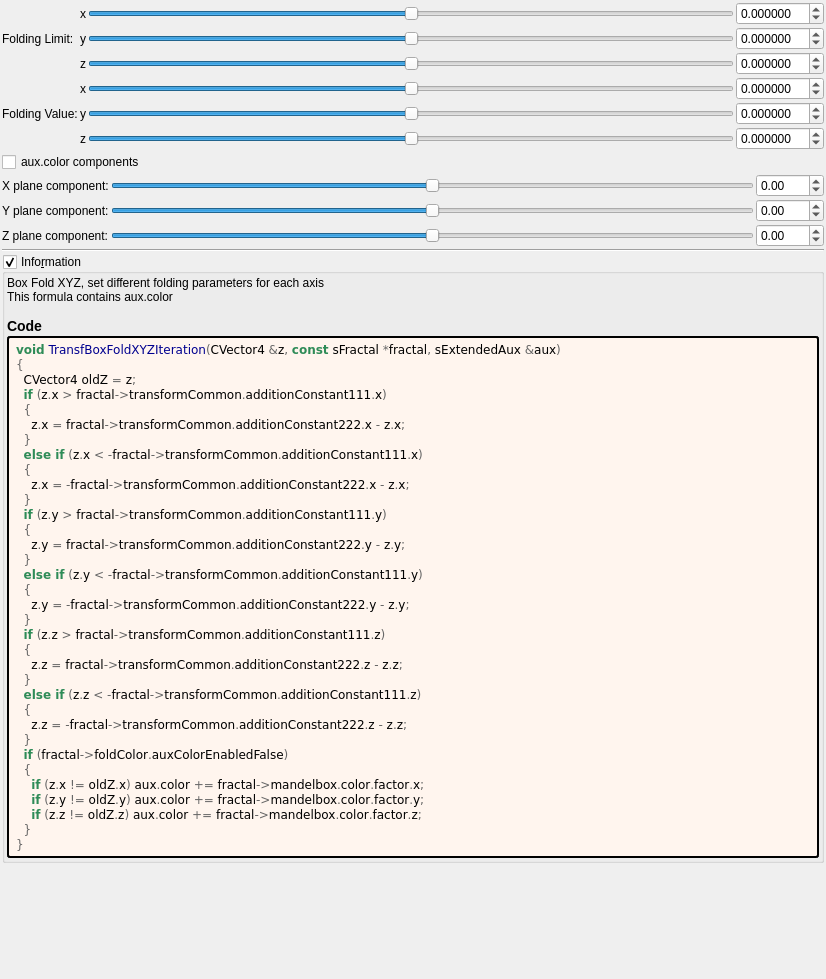
buddhi1980/mandelbulber2, file mandelbulber2/formula/ui/fractal_transf_box_fold_xyz.ui: the form before one commit.
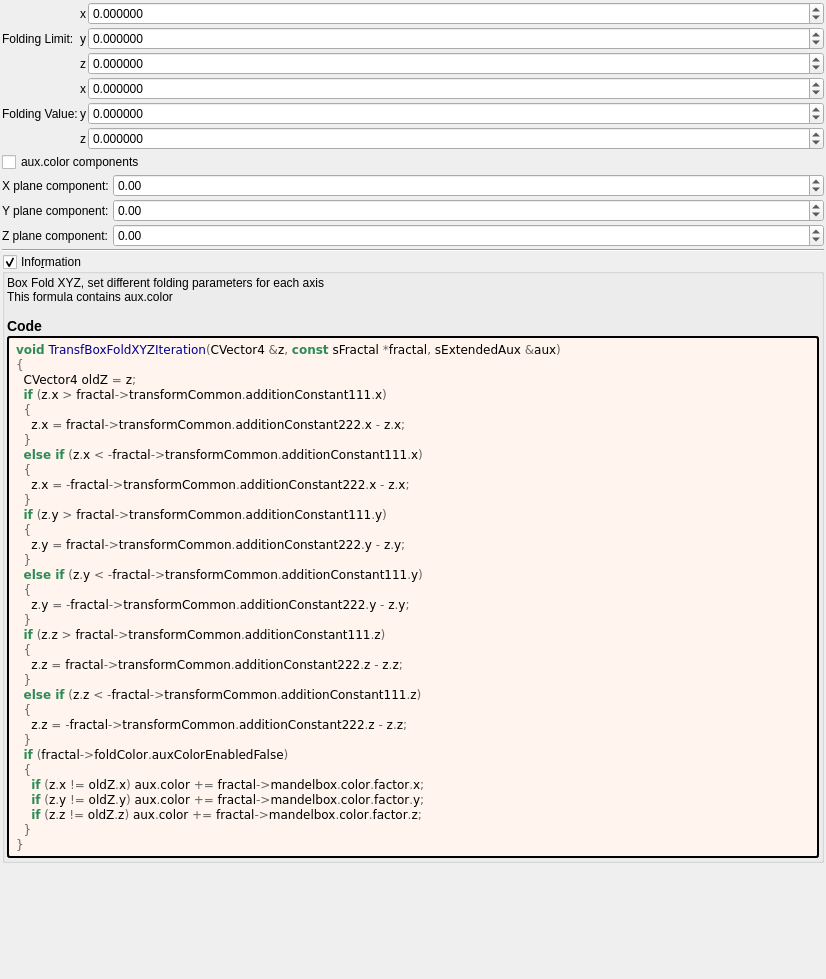
The form after the commit. Custom widgets are drawn as their Qt base class.

Commit message: Cleaned up 18 UIs for fractal transforms

```diff
--- a/mandelbulber2/formula/ui/fractal_transf_box_fold_xyz.ui
+++ b/mandelbulber2/formula/ui/fractal_transf_box_fold_xyz.ui
@@ -30,263 +30,14 @@
     <number>2</number>
    </property>
    <item>
-    <layout class="QGridLayout" name="gridLayout_61">
+    <layout class="QGridLayout" name="gridLayout_61" columnstretch="0,0,0,1">
      <property name="spacing">
       <number>2</number>
      </property>
-     <item row="0" column="4">
-      <widget class="MyDoubleSpinBox" name="spinbox3_transf_addition_constant_111_x">
-       <property name="sizePolicy">
-        <sizepolicy hsizetype="Minimum" vsizetype="Maximum">
-         <horstretch>0</horstretch>
-         <verstretch>0</verstretch>
-        </sizepolicy>
-       </property>
-       <property name="prefix">
-        <string/>
-       </property>
-       <property name="suffix">
-        <string/>
-       </property>
-       <property name="decimals">
-        <number>6</number>
-       </property>
-       <property name="minimum">
-        <double>-99.989999999999995</double>
-       </property>
-       <property name="maximum">
-        <double>99.989999999999995</double>
-       </property>
-       <property name="singleStep">
-        <double>0.100000000000000</double>
-       </property>
-      </widget>
-     </item>
-     <item row="4" column="3">
-      <widget class="QSlider" name="slider3_transf_addition_constant_222_y">
-       <property name="sizePolicy">
-        <sizepolicy hsizetype="Expanding" vsizetype="Maximum">
-         <horstretch>0</horstretch>
-         <verstretch>0</verstretch>
-        </sizepolicy>
-       </property>
-       <property name="minimum">
-        <number>-5000000</number>
-       </property>
-       <property name="maximum">
-        <number>5000000</number>
-       </property>
-       <property name="singleStep">
-        <number>1</number>
-       </property>
-       <property name="orientation">
-        <enum>Qt::Horizontal</enum>
-       </property>
-      </widget>
-     </item>
-     <item row="3" column="4">
-      <widget class="MyDoubleSpinBox" name="spinbox3_transf_addition_constant_222_x">
-       <property name="sizePolicy">
-        <sizepolicy hsizetype="Minimum" vsizetype="Maximum">
-         <horstretch>0</horstretch>
-         <verstretch>0</verstretch>
-        </sizepolicy>
-       </property>
-       <property name="prefix">
-        <string/>
-       </property>
-       <property name="suffix">
-        <string/>
-       </property>
-       <property name="decimals">
-        <number>6</number>
-       </property>
-       <property name="minimum">
-        <double>-99.989999999999995</double>
-       </property>
-       <property name="maximum">
-        <double>99.989999999999995</double>
-       </property>
-       <property name="singleStep">
-        <double>0.100000000000000</double>
-       </property>
-      </widget>
-     </item>
-     <item row="4" column="4">
-      <widget class="MyDoubleSpinBox" name="spinbox3_transf_addition_constant_222_y">
-       <property name="sizePolicy">
-        <sizepolicy hsizetype="Minimum" vsizetype="Maximum">
-         <horstretch>0</horstretch>
-         <verstretch>0</verstretch>
-        </sizepolicy>
-       </property>
-       <property name="prefix">
-        <string/>
-       </property>
-       <property name="suffix">
-        <string/>
-       </property>
-       <property name="decimals">
-        <number>6</number>
-       </property>
-       <property name="minimum">
-        <double>-99.989999999999995</double>
-       </property>
-       <property name="maximum">
-        <double>99.989999999999995</double>
-       </property>
-       <property name="singleStep">
-        <double>0.100000000000000</double>
-       </property>
-      </widget>
-     </item>
-     <item row="1" column="4">
-      <widget class="MyDoubleSpinBox" name="spinbox3_transf_addition_constant_111_y">
-       <property name="sizePolicy">
-        <sizepolicy hsizetype="Minimum" vsizetype="Maximum">
-         <horstretch>0</horstretch>
-         <verstretch>0</verstretch>
-        </sizepolicy>
-       </property>
-       <property name="prefix">
-        <string/>
-       </property>
-       <property name="suffix">
-        <string/>
-       </property>
-       <property name="decimals">
-        <number>6</number>
-       </property>
-       <property name="minimum">
-        <double>-99.989999999999995</double>
-       </property>
-       <property name="maximum">
-        <double>99.989999999999995</double>
-       </property>
-       <property name="singleStep">
-        <double>0.100000000000000</double>
-       </property>
-      </widget>
-     </item>
-     <item row="3" column="3">
-      <widget class="QSlider" name="slider3_transf_addition_constant_222_x">
-       <property name="sizePolicy">
-        <sizepolicy hsizetype="Preferred" vsizetype="Preferred">
-         <horstretch>0</horstretch>
-         <verstretch>0</verstretch>
-        </sizepolicy>
-       </property>
-       <property name="minimum">
-        <number>-5000000</number>
-       </property>
-       <property name="maximum">
-        <number>5000000</number>
-       </property>
-       <property name="singleStep">
-        <number>1</number>
-       </property>
-       <property name="orientation">
-        <enum>Qt::Horizontal</enum>
-       </property>
-      </widget>
-     </item>
-     <item row="2" column="4">
-      <widget class="MyDoubleSpinBox" name="spinbox3_transf_addition_constant_111_z">
-       <property name="sizePolicy">
-        <sizepolicy hsizetype="Minimum" vsizetype="Maximum">
-         <horstretch>0</horstretch>
-         <verstretch>0</verstretch>
-        </sizepolicy>
-       </property>
-       <property name="prefix">
-        <string/>
-       </property>
-       <property name="suffix">
-        <string/>
-       </property>
-       <property name="decimals">
-        <number>6</number>
-       </property>
-       <property name="minimum">
-        <double>-99.989999999999995</double>
-       </property>
-       <property name="maximum">
-        <double>99.989999999999995</double>
-       </property>
-       <property name="singleStep">
-        <double>0.100000000000000</double>
-       </property>
-      </widget>
-     </item>
-     <item row="5" column="3">
-      <widget class="QSlider" name="slider3_transf_addition_constant_222_z">
-       <property name="sizePolicy">
-        <sizepolicy hsizetype="Expanding" vsizetype="Maximum">
-         <horstretch>0</horstretch>
-         <verstretch>0</verstretch>
-        </sizepolicy>
-       </property>
-       <property name="minimum">
-        <number>-5000000</number>
-       </property>
-       <property name="maximum">
-        <number>5000000</number>
-       </property>
-       <property name="singleStep">
-        <number>1</number>
-       </property>
-       <property name="orientation">
-        <enum>Qt::Horizontal</enum>
-       </property>
-      </widget>
-     </item>
-     <item row="5" column="4">
-      <widget class="MyDoubleSpinBox" name="spinbox3_transf_addition_constant_222_z">
-       <property name="sizePolicy">
-        <sizepolicy hsizetype="Minimum" vsizetype="Maximum">
-         <horstretch>0</horstretch>
-         <verstretch>0</verstretch>
-        </sizepolicy>
-       </property>
-       <property name="prefix">
-        <string/>
-       </property>
-       <property name="suffix">
-        <string/>
-       </property>
-       <property name="decimals">
-        <number>6</number>
-       </property>
-       <property name="minimum">
-        <double>-99.989999999999995</double>
-       </property>
-       <property name="maximum">
-        <double>99.989999999999995</double>
-       </property>
-       <property name="singleStep">
-        <double>0.100000000000000</double>
-       </property>
-      </widget>
-     </item>
-     <item row="2" column="3">
-      <widget class="QSlider" name="slider3_transf_addition_constant_111_z">
-       <property name="sizePolicy">
-        <sizepolicy hsizetype="Expanding" vsizetype="Maximum">
-         <horstretch>0</horstretch>
-         <verstretch>0</verstretch>
-        </sizepolicy>
-       </property>
-       <property name="minimum">
-        <number>-5000000</number>
-       </property>
-       <property name="maximum">
-        <number>5000000</number>
-       </property>
-       <property name="singleStep">
-        <number>1</number>
-       </property>
-       <property name="orientation">
-        <enum>Qt::Horizontal</enum>
+     <item row="0" column="2">
+      <widget class="QLabel" name="label_167">
+       <property name="text">
+        <string notr="true">x</string>
        </property>
       </widget>
      </item>
@@ -297,6 +48,62 @@
        </property>
       </widget>
      </item>
+     <item row="0" column="3">
+      <widget class="MyDoubleSpinBox" name="spinbox3_transf_addition_constant_111_x">
+       <property name="sizePolicy">
+        <sizepolicy hsizetype="Minimum" vsizetype="Maximum">
+         <horstretch>0</horstretch>
+         <verstretch>0</verstretch>
+        </sizepolicy>
+       </property>
+       <property name="prefix">
+        <string/>
+       </property>
+       <property name="suffix">
+        <string/>
+       </property>
+       <property name="decimals">
+        <number>6</number>
+       </property>
+       <property name="minimum">
+        <double>-99.989999999999995</double>
+       </property>
+       <property name="maximum">
+        <double>99.989999999999995</double>
+       </property>
+       <property name="singleStep">
+        <double>0.100000000000000</double>
+       </property>
+      </widget>
+     </item>
+     <item row="2" column="3">
+      <widget class="MyDoubleSpinBox" name="spinbox3_transf_addition_constant_111_z">
+       <property name="sizePolicy">
+        <sizepolicy hsizetype="Minimum" vsizetype="Maximum">
+         <horstretch>0</horstretch>
+         <verstretch>0</verstretch>
+        </sizepolicy>
+       </property>
+       <property name="prefix">
+        <string/>
+       </property>
+       <property name="suffix">
+        <string/>
+       </property>
+       <property name="decimals">
+        <number>6</number>
+       </property>
+       <property name="minimum">
+        <double>-99.989999999999995</double>
+       </property>
+       <property name="maximum">
+        <double>99.989999999999995</double>
+       </property>
+       <property name="singleStep">
+        <double>0.100000000000000</double>
+       </property>
+      </widget>
+     </item>
      <item row="4" column="1">
       <widget class="QLabel" name="label_189">
        <property name="text">
@@ -304,54 +111,31 @@
        </property>
       </widget>
      </item>
-     <item row="0" column="3">
-      <widget class="QSlider" name="slider3_transf_addition_constant_111_x">
+     <item row="5" column="3">
+      <widget class="MyDoubleSpinBox" name="spinbox3_transf_addition_constant_222_z">
        <property name="sizePolicy">
-        <sizepolicy hsizetype="Preferred" vsizetype="Preferred">
+        <sizepolicy hsizetype="Minimum" vsizetype="Maximum">
          <horstretch>0</horstretch>
          <verstretch>0</verstretch>
         </sizepolicy>
        </property>
-       <property name="minimum">
-        <number>-5000000</number>
+       <property name="prefix">
+        <string/>
        </property>
-       <property name="maximum">
-        <number>5000000</number>
+       <property name="suffix">
+        <string/>
        </property>
-       <property name="singleStep">
-        <number>1</number>
+       <property name="decimals">
+        <number>6</number>
        </property>
-       <property name="orientation">
-        <enum>Qt::Horizontal</enum>
-       </property>
-      </widget>
-     </item>
-     <item row="1" column="3">
-      <widget class="QSlider" name="slider3_transf_addition_constant_111_y">
-       <property name="sizePolicy">
-        <sizepolicy hsizetype="Expanding" vsizetype="Maximum">
-         <horstretch>0</horstretch>
-         <verstretch>0</verstretch>
-        </sizepolicy>
-       </property>
        <property name="minimum">
-        <number>-5000000</number>
+        <double>-99.989999999999995</double>
        </property>
        <property name="maximum">
-        <number>5000000</number>
+        <double>99.989999999999995</double>
        </property>
        <property name="singleStep">
-        <number>1</number>
-       </property>
-       <property name="orientation">
-        <enum>Qt::Horizontal</enum>
-       </property>
-      </widget>
-     </item>
-     <item row="0" column="2">
-      <widget class="QLabel" name="label_167">
-       <property name="text">
-        <string notr="true">x</string>
+        <double>0.100000000000000</double>
        </property>
       </widget>
      </item>
@@ -362,20 +146,6 @@
        </property>
       </widget>
      </item>
-     <item row="2" column="2">
-      <widget class="QLabel" name="label_161">
-       <property name="text">
-        <string notr="true">z</string>
-       </property>
-      </widget>
-     </item>
-     <item row="5" column="2">
-      <widget class="QLabel" name="label_163">
-       <property name="text">
-        <string notr="true">z</string>
-       </property>
-      </widget>
-     </item>
      <item row="4" column="2">
       <widget class="QLabel" name="label_162">
        <property name="text">
@@ -383,6 +153,34 @@
        </property>
       </widget>
      </item>
+     <item row="3" column="3">
+      <widget class="MyDoubleSpinBox" name="spinbox3_transf_addition_constant_222_x">
+       <property name="sizePolicy">
+        <sizepolicy hsizetype="Minimum" vsizetype="Maximum">
+         <horstretch>0</horstretch>
+         <verstretch>0</verstretch>
+        </sizepolicy>
+       </property>
+       <property name="prefix">
+        <string/>
+       </property>
+       <property name="suffix">
+        <string/>
+       </property>
+       <property name="decimals">
+        <number>6</number>
+       </property>
+       <property name="minimum">
+        <double>-99.989999999999995</double>
+       </property>
+       <property name="maximum">
+        <double>99.989999999999995</double>
+       </property>
+       <property name="singleStep">
+        <double>0.100000000000000</double>
+       </property>
+      </widget>
+     </item>
      <item row="3" column="2">
       <widget class="QLabel" name="label_160">
        <property name="text">
@@ -390,10 +188,80 @@
        </property>
       </widget>
      </item>
+     <item row="5" column="2">
+      <widget class="QLabel" name="label_163">
+       <property name="text">
+        <string notr="true">z</string>
+       </property>
+      </widget>
+     </item>
+     <item row="4" column="3">
+      <widget class="MyDoubleSpinBox" name="spinbox3_transf_addition_constant_222_y">
+       <property name="sizePolicy">
+        <sizepolicy hsizetype="Minimum" vsizetype="Maximum">
+         <horstretch>0</horstretch>
+         <verstretch>0</verstretch>
+        </sizepolicy>
+       </property>
+       <property name="prefix">
+        <string/>
+       </property>
+       <property name="suffix">
+        <string/>
+       </property>
+       <property name="decimals">
+        <number>6</number>
+       </property>
+       <property name="minimum">
+        <double>-99.989999999999995</double>
+       </property>
+       <property name="maximum">
+        <double>99.989999999999995</double>
+       </property>
+       <property name="singleStep">
+        <double>0.100000000000000</double>
+       </property>
+      </widget>
+     </item>
+     <item row="2" column="2">
+      <widget class="QLabel" name="label_161">
+       <property name="text">
+        <string notr="true">z</string>
+       </property>
+      </widget>
+     </item>
+     <item row="1" column="3">
+      <widget class="MyDoubleSpinBox" name="spinbox3_transf_addition_constant_111_y">
+       <property name="sizePolicy">
+        <sizepolicy hsizetype="Minimum" vsizetype="Maximum">
+         <horstretch>0</horstretch>
+         <verstretch>0</verstretch>
+        </sizepolicy>
+       </property>
+       <property name="prefix">
+        <string/>
+       </property>
+       <property name="suffix">
+        <string/>
+       </property>
+       <property name="decimals">
+        <number>6</number>
+       </property>
+       <property name="minimum">
+        <double>-99.989999999999995</double>
+       </property>
+       <property name="maximum">
+        <double>99.989999999999995</double>
+       </property>
+       <property name="singleStep">
+        <double>0.100000000000000</double>
+       </property>
+      </widget>
+     </item>
     </layout>
    </item>
    <item>
-    <layout class="QGridLayout" name="gridLayout_13">
+    <layout class="QGridLayout" name="gridLayout_13" columnstretch="0,0,1">
      <property name="spacing">
       <number>2</number>
      </property>
@@ -432,50 +300,6 @@
        </property>
       </widget>
      </item>
-     <item row="5" column="1">
-      <widget class="QSlider" name="slider3_mandelbox_color_z">
-       <property name="sizePolicy">
-        <sizepolicy hsizetype="Expanding" vsizetype="Maximum">
-         <horstretch>0</horstretch>
-         <verstretch>0</verstretch>
-        </sizepolicy>
-       </property>
-       <property name="minimum">
-        <number>-500</number>
-       </property>
-       <property name="maximum">
-        <number>500</number>
-       </property>
-       <property name="singleStep">
-        <number>1</number>
-       </property>
-       <property name="orientation">
-        <enum>Qt::Horizontal</enum>
-       </property>
-      </widget>
-     </item>
-     <item row="3" column="1">
-      <widget class="QSlider" name="slider3_mandelbox_color_x">
-       <property name="sizePolicy">
-        <sizepolicy hsizetype="Expanding" vsizetype="Maximum">
-         <horstretch>0</horstretch>
-         <verstretch>0</verstretch>
-        </sizepolicy>
-       </property>
-       <property name="minimum">
-        <number>-500</number>
-       </property>
-       <property name="maximum">
-        <number>500</number>
-       </property>
-       <property name="singleStep">
-        <number>1</number>
-       </property>
-       <property name="orientation">
-        <enum>Qt::Horizontal</enum>
-       </property>
-      </widget>
-     </item>
      <item row="3" column="2">
       <widget class="MyDoubleSpinBox" name="spinbox3_mandelbox_color_x">
        <property name="sizePolicy">
@@ -511,28 +335,6 @@
        </property>
       </widget>
      </item>
-     <item row="4" column="1">
-      <widget class="QSlider" name="slider3_mandelbox_color_y">
-       <property name="sizePolicy">
-        <sizepolicy hsizetype="Expanding" vsizetype="Maximum">
-         <horstretch>0</horstretch>
-         <verstretch>0</verstretch>
-        </sizepolicy>
-       </property>
-       <property name="minimum">
-        <number>-500</number>
-       </property>
-       <property name="maximum">
-        <number>500</number>
-       </property>
-       <property name="singleStep">
-        <number>1</number>
-       </property>
-       <property name="orientation">
-        <enum>Qt::Horizontal</enum>
-       </property>
-      </widget>
-     </item>
      <item row="5" column="0">
       <widget class="QLabel" name="label_30">
        <property name="text">
@@ -568,7 +370,7 @@
        </property>
       </widget>
      </item>
-     <item row="2" column="0" colspan="2">
+     <item row="2" column="0" colspan="3">
       <widget class="QCheckBox" name="checkBox_fold_color_aux_color_enabled_false">
        <property name="text">
         <string notr="true">aux.color components</string>
@@ -703,17 +505,17 @@
   </layout>
  </widget>
  <customwidgets>
+  <customwidget>
+   <class>MyDoubleSpinBox</class>
+   <extends>QDoubleSpinBox</extends>
+   <header>my_double_spin_box.h</header>
+  </customwidget>
   <customwidget>
    <class>MyGroupBox</class>
    <extends>QGroupBox</extends>
    <header>my_group_box.h</header>
    <container>1</container>
   </customwidget>
-  <customwidget>
-   <class>MyDoubleSpinBox</class>
-   <extends>QDoubleSpinBox</extends>
-   <header>my_double_spin_box.h</header>
-  </customwidget>
  </customwidgets>
  <tabstops>
   <tabstop>slider3_transf_addition_constant_111_x</tabstop>
```
Left out of the diff: 8 changed lines with no effect on the pictures. The commit also changes 19 other files.
